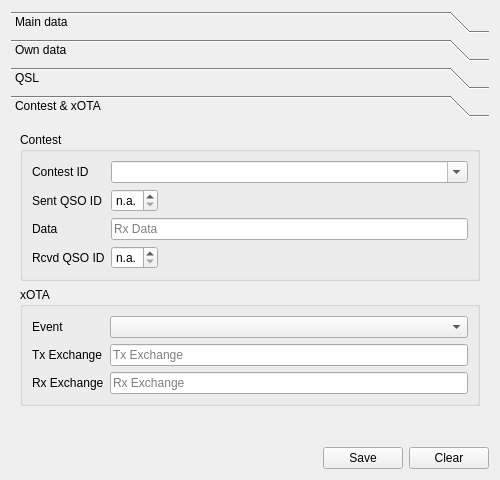
Old version of the form ui_files/DragonLog_QSOForm.ui in the repository gitandy/DragonLog.
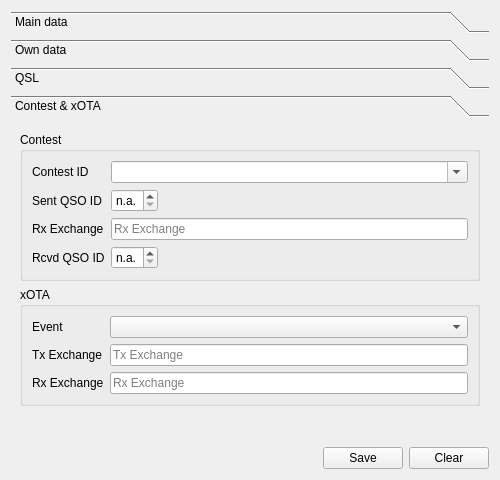
New version of the form. The open tabs and pages were chosen to show the change.

Commit message: Show exchange format in HamCC and QSO form as placeholder

```diff
--- a/ui_files/DragonLog_QSOForm.ui
+++ b/ui_files/DragonLog_QSOForm.ui
@@ -977,8 +977,8 @@
        <rect>
         <x>0</x>
         <y>0</y>
-        <width>192</width>
-        <height>290</height>
+        <width>482</width>
+        <height>310</height>
        </rect>
       </property>
       <attribute name="label">
@@ -1057,14 +1057,14 @@
           <item row="2" column="0">
            <widget class="QLabel" name="label_9">
             <property name="text">
-             <string>Data</string>
+             <string>Rx Exchange</string>
             </property>
            </widget>
           </item>
           <item row="2" column="1">
            <widget class="QLineEdit" name="rcvdDataLineEdit">
             <property name="placeholderText">
-             <string>Rx Data</string>
+             <string>Rx Exchange</string>
             </property>
             <property name="cssClass" stdset="0">
              <string notr="true">QSOFormInput</string>
```
The commit also changes 5 other files.
